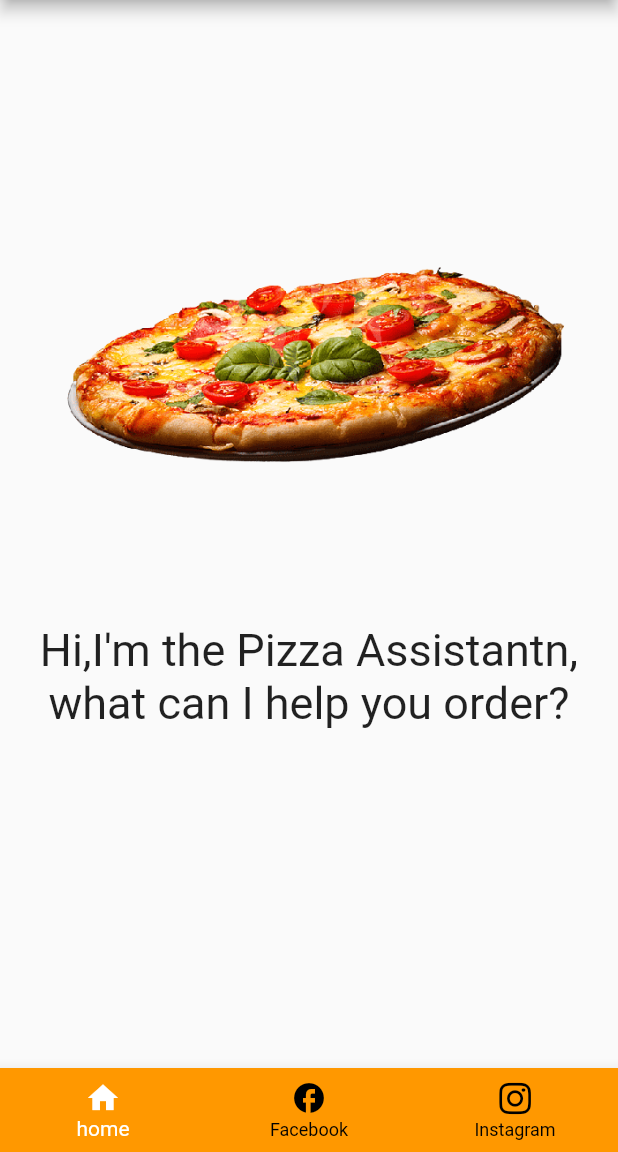
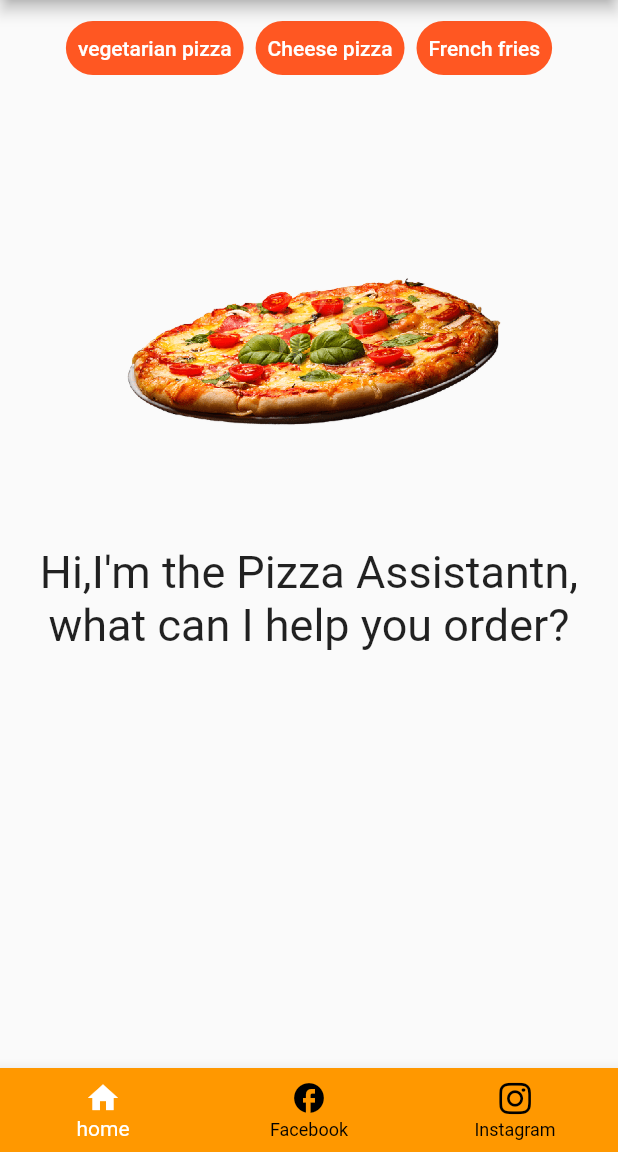
Before and after one commit to 20193663/WOW_Pizza, a Flutter app: the screen it shows after launch, on a phone screen of 412 x 824 dp, the part 84-1236 px from its top. Run offline on Flutter 3.47's test engine with Material 2 defaults, Android fonts, the light colour scheme and no system bars; our stand-ins replace font_awesome_flutter.

Commit message:
home finch

```diff
--- a/lib/home.dart
+++ b/lib/home.dart
@@ -21,7 +21,7 @@ class _MyHomePageState extends State<MyHomePage> {
       ),
       drawer: Drawer(
         width: 300,
-        backgroundColor: Colors.orangeAccent,
+        //backgroundColor: Colors.orangeAccent,
         child: ListView(
           children: [
             DrawerHeader(
@@ -38,6 +38,7 @@ class _MyHomePageState extends State<MyHomePage> {
                     AssetImage("images/vegetarian-pizza-removebg-preview.png"),
               ),
               trailing: Icon(Icons.arrow_forward_ios),
+              onTap: () => Navigator.pushNamed(context, "1"),
             ),
             ListTile(
               title: Text(
@@ -47,15 +48,17 @@ class _MyHomePageState extends State<MyHomePage> {
                 image: AssetImage("images/cheese-pizza--removebg-preview.png"),
               ),
               trailing: Icon(Icons.arrow_forward_ios),
+              onTap: () => Navigator.pushNamed(context, "2"),
             ),
             ListTile(
               title: Text(
-                "Fries",
+                "French fries",
               ),
               leading: Image(
                 image: AssetImage("images/Fries-removebg-preview.png"),
               ),
               trailing: Icon(Icons.arrow_forward_ios),
+              onTap: () => Navigator.pushNamed(context, "3"),
             ),
           ],
         ),
@@ -64,12 +67,53 @@ class _MyHomePageState extends State<MyHomePage> {
         child: Column(
           children: <Widget>[
             ButtonBar(
-              children: [],
+              alignment: MainAxisAlignment.center,
+              children: [
+                TextButton(
+                  onPressed: () => Navigator.pushNamed(context, "1"),
+                  child: Text(
+                    "vegetarian pizza",
+                    style: TextStyle(
+                      color: Colors.white,
+                    ),
+                  ),
+                  style: ButtonStyle(
+                    shape: MaterialStateProperty.all(StadiumBorder()),
+                    backgroundColor: MaterialStateProperty.all(Colors.deepOrange),
+                  ),
+                ),
+                TextButton(
+                  onPressed: () => Navigator.pushNamed(context, "2"),
+                  child: Text(
+                    "Cheese pizza",
+                    style: TextStyle(
+                      color: Colors.white,
+                    ),
+                  ),
+                  style: ButtonStyle(
+                    shape: MaterialStateProperty.all(StadiumBorder()),
+                    backgroundColor: MaterialStateProperty.all(Colors.deepOrange),
+                  ),
+                ),
+                TextButton(
+                  onPressed: () => Navigator.pushNamed(context, "3"),
+                  child: Text(
+                    "French fries",
+                    style: TextStyle(
+                      color: Colors.white,
+                    ),
+                  ),
+                  style: ButtonStyle(
+                    shape: MaterialStateProperty.all(StadiumBorder()),
+                    backgroundColor: MaterialStateProperty.all(Colors.deepOrange),
+                  ),
+                ),
+              ],
             ),
             Image(
-              image: AssetImage("images/home-removebg-preview.png")
-              ,width: 400,
-              height: 400,
+              image: AssetImage("images/home-removebg-preview.png"),
+              width: 300,
+              height: 300,
             ),
             Text(
               "Hi,I'm the Pizza Assistantn,",
--- a/lib/main.dart
+++ b/lib/main.dart
@@ -24,6 +24,8 @@ class MyApp extends StatelessWidget {
         '1':(context)=>MyHomePage(),
         '2':(context)=>MyHomePage(),
         '3':(context)=>MyHomePage(),
+        '4':(context)=>MyHomePage(),
+        '5':(context)=>MyHomePage(),
       }, //routes
     );
   }
```
